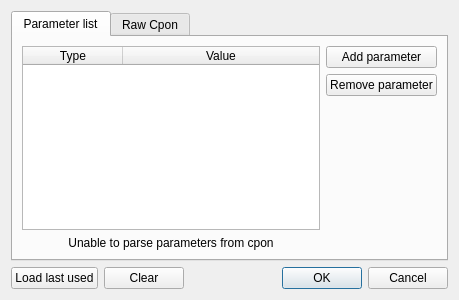
Qt form src/inputparametersdialog.ui (syyyr/shvspy) before a commit.
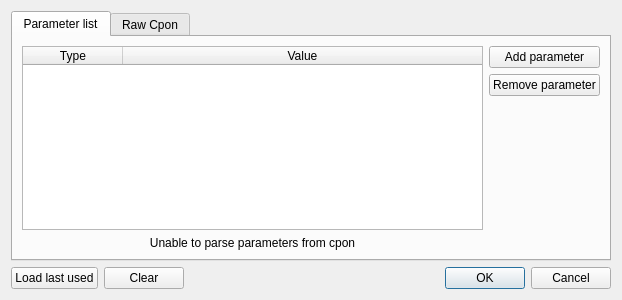
The same form after that commit.

The edit to the form file:
```diff
--- a/src/inputparametersdialog.ui
+++ b/src/inputparametersdialog.ui
@@ -6,7 +6,7 @@
    <rect>
     <x>0</x>
     <y>0</y>
-    <width>459</width>
+    <width>622</width>
     <height>300</height>
    </rect>
   </property>
@@ -33,9 +33,6 @@
              <attribute name="horizontalHeaderStretchLastSection">
               <bool>true</bool>
              </attribute>
-             <attribute name="verticalHeaderDefaultSectionSize">
-              <number>20</number>
-             </attribute>
              <column>
               <property name="text">
                <string>Type</string>
```
